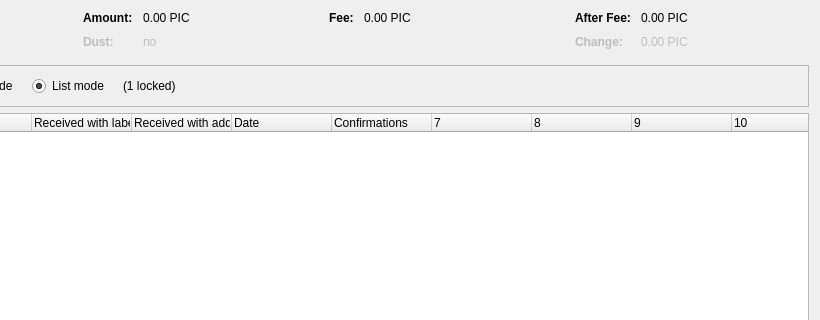
This is src/qt/forms/coincontroldialog.ui in minblock/ogkushcoin as Qt 5 draws it before an edit; both pictures show x 180 to 1000 and y 0 to 320 of the 1000 by 500 pixel window. The edited form follows.
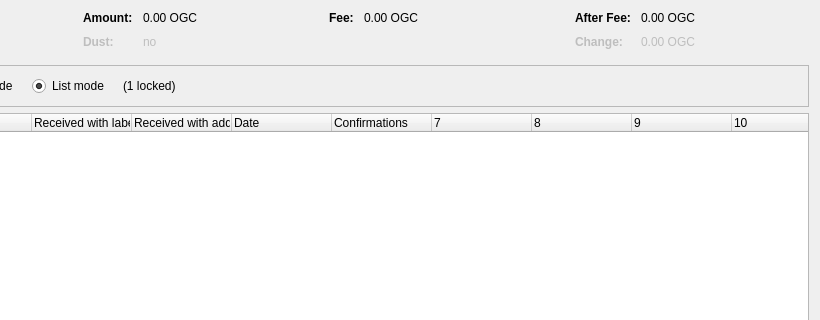
This is the edited form. Custom widgets are drawn as their Qt base class.

What changed in the file:
```diff
--- a/src/qt/forms/coincontroldialog.ui
+++ b/src/qt/forms/coincontroldialog.ui
@@ -132,7 +132,7 @@
           <enum>Qt::ActionsContextMenu</enum>
          </property>
          <property name="text">
-          <string notr="true">0.00 PIC</string>
+          <string notr="true">0.00 OGC</string>
          </property>
          <property name="textInteractionFlags">
           <set>Qt::LinksAccessibleByMouse|Qt::TextSelectableByKeyboard|Qt::TextSelectableByMouse</set>
@@ -212,7 +212,7 @@
           <enum>Qt::ActionsContextMenu</enum>
          </property>
          <property name="text">
-          <string notr="true">0.00 PIC</string>
+          <string notr="true">0.00 OGC</string>
          </property>
          <property name="textInteractionFlags">
           <set>Qt::LinksAccessibleByMouse|Qt::TextSelectableByKeyboard|Qt::TextSelectableByMouse</set>
@@ -257,7 +257,7 @@
           <enum>Qt::ActionsContextMenu</enum>
          </property>
          <property name="text">
-          <string notr="true">0.00 PIC</string>
+          <string notr="true">0.00 OGC</string>
          </property>
          <property name="textInteractionFlags">
           <set>Qt::LinksAccessibleByMouse|Qt::TextSelectableByKeyboard|Qt::TextSelectableByMouse</set>
@@ -292,7 +292,7 @@
           <enum>Qt::ActionsContextMenu</enum>
          </property>
          <property name="text">
-          <string notr="true">0.00 PIC</string>
+          <string notr="true">0.00 OGC</string>
          </property>
          <property name="textInteractionFlags">
           <set>Qt::LinksAccessibleByMouse|Qt::TextSelectableByKeyboard|Qt::TextSelectableByMouse</set>
```
Left out of the diff: 2 changed lines with no effect on the pictures.
